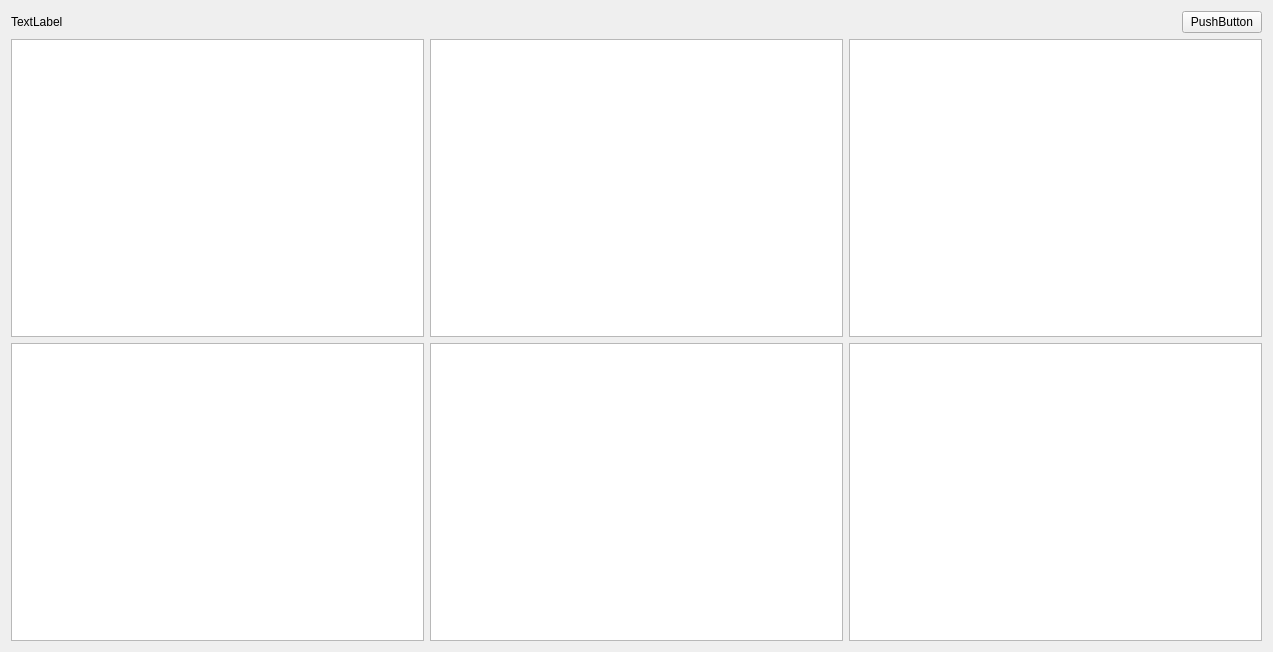
The window that src/modules/dashboard/Dashboard.ui (jensvogt/awsmock-qt-ui) describes before a commit, drawn with Qt 5.
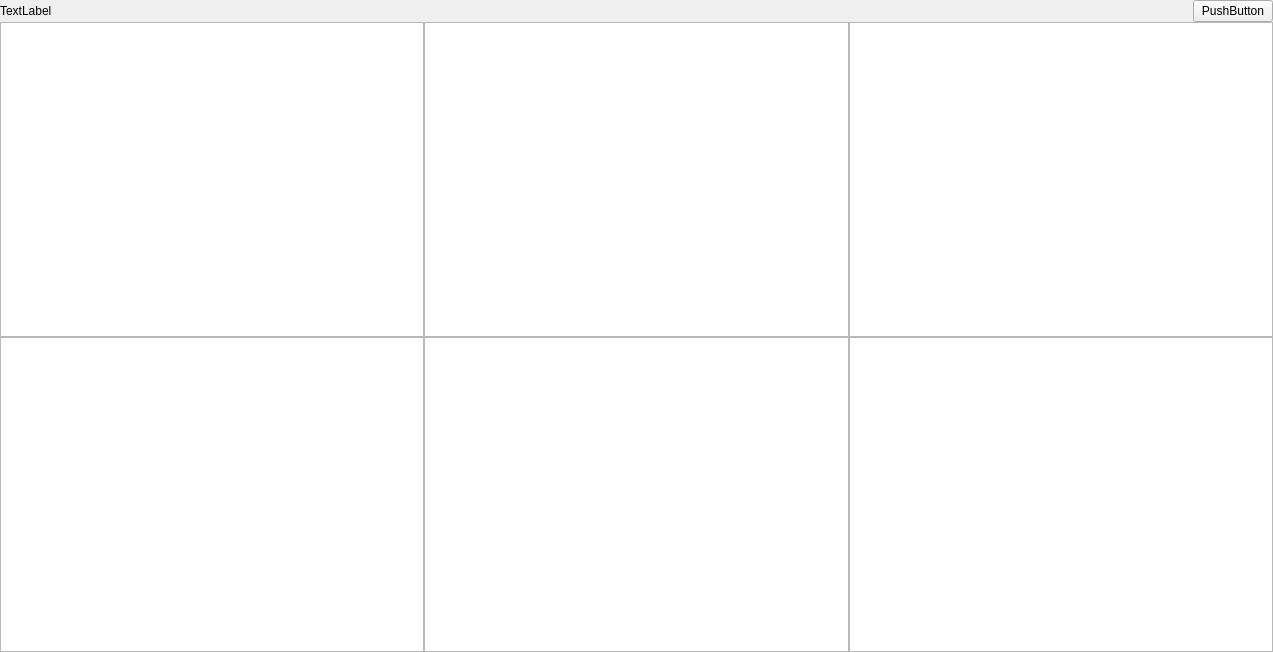
The same window after the commit.

The edit to the form file:
```diff
--- a/src/modules/dashboard/Dashboard.ui
+++ b/src/modules/dashboard/Dashboard.ui
@@ -13,9 +13,27 @@
   <property name="windowTitle">
    <string>dashboard</string>
   </property>
-  <layout class="QVBoxLayout" name="verticalLayout_4">
-   <item>
+  <layout class="QGridLayout" name="gridLayout_2">
+   <property name="leftMargin">
+    <number>0</number>
+   </property>
+   <property name="topMargin">
+    <number>0</number>
+   </property>
+   <property name="rightMargin">
+    <number>0</number>
+   </property>
+   <property name="bottomMargin">
+    <number>0</number>
+   </property>
+   <property name="spacing">
+    <number>0</number>
+   </property>
+   <item row="0" column="0">
     <layout class="QHBoxLayout" name="horizontalLayout_2">
+     <property name="spacing">
+      <number>0</number>
+     </property>
      <item>
       <widget class="QLabel" name="titleLabel">
        <property name="text">
@@ -45,7 +63,7 @@
      </item>
     </layout>
    </item>
-   <item>
+   <item row="1" column="0">
     <layout class="QGridLayout" name="gridLayout">
      <property name="leftMargin">
       <number>0</number>
@@ -53,6 +71,9 @@
      <property name="rightMargin">
       <number>0</number>
      </property>
+     <property name="spacing">
+      <number>0</number>
+     </property>
      <item row="0" column="2">
       <widget class="QGraphicsView" name="graphicsView_4"/>
      </item>
```
Left out of the diff: 2 changed lines with no effect on the pictures.
